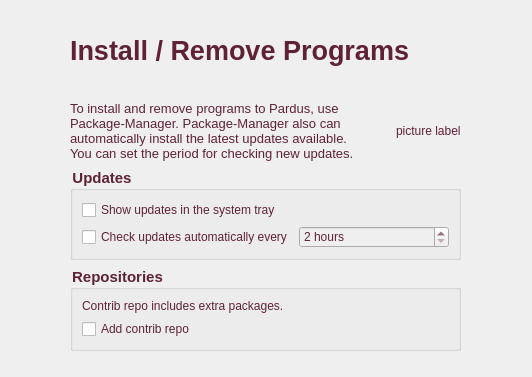
The window that kde/kaptan/src/gui/packageWidget.ui (pars-linux/uludag) describes before a commit, drawn with Qt 5.
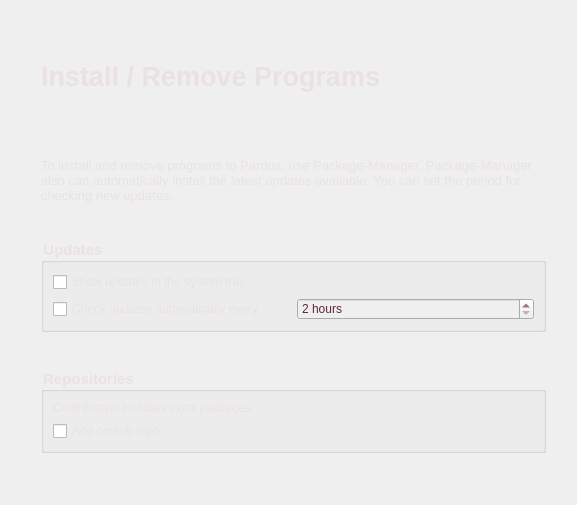
The same window after the commit.

Diff of the .ui file:
```diff
--- a/kde/kaptan/src/gui/packageWidget.ui
+++ b/kde/kaptan/src/gui/packageWidget.ui
@@ -6,8 +6,8 @@
    <rect>
     <x>0</x>
     <y>0</y>
-    <width>532</width>
-    <height>377</height>
+    <width>577</width>
+    <height>505</height>
    </rect>
   </property>
   <property name="windowTitle">
@@ -17,10 +17,16 @@
    <string>color: rgb(95, 34, 52);</string>
   </property>
   <layout class="QGridLayout" name="gridLayout">
-   <item row="4" column="1">
+   <item row="5" column="1">
     <layout class="QVBoxLayout" name="verticalLayout_3">
      <item>
       <widget class="QGroupBox" name="groupBoxUpdates">
+       <property name="sizePolicy">
+        <sizepolicy hsizetype="Expanding" vsizetype="Preferred">
+         <horstretch>0</horstretch>
+         <verstretch>0</verstretch>
+        </sizepolicy>
+       </property>
        <property name="font">
         <font>
          <pointsize>11</pointsize>
@@ -29,7 +35,7 @@
         </font>
        </property>
        <property name="styleSheet">
-        <string notr="true"/>
+        <string notr="true">color: rgb(234, 225, 228);</string>
        </property>
        <property name="title">
         <string>Updates</string>
@@ -62,6 +68,9 @@
             <property name="enabled">
              <bool>false</bool>
             </property>
+            <property name="styleSheet">
+             <string>color: #642437;</string>
+            </property>
             <property name="suffix">
              <string> hours</string>
             </property>
@@ -77,7 +86,7 @@
      </item>
     </layout>
    </item>
-   <item row="6" column="1">
+   <item row="7" column="1">
     <layout class="QVBoxLayout" name="verticalLayout_4">
      <item>
       <widget class="QGroupBox" name="groupBoxRepo">
@@ -89,7 +98,7 @@
         </font>
        </property>
        <property name="styleSheet">
-        <string notr="true"/>
+        <string notr="true">color: rgb(234, 225, 228);</string>
        </property>
        <property name="title">
         <string>Repositories</string>
@@ -141,39 +150,16 @@
 &lt;html&gt;&lt;head&gt;&lt;meta name=&quot;qrichtext&quot; content=&quot;1&quot; /&gt;&lt;style type=&quot;text/css&quot;&gt;
 p, li { white-space: pre-wrap; }
 &lt;/style&gt;&lt;/head&gt;&lt;body style=&quot; font-family:'Sans Serif'; font-size:8pt; font-weight:400; font-style:normal;&quot;&gt;
-&lt;p style=&quot; margin-top:0px; margin-bottom:0px; margin-left:0px; margin-right:0px; -qt-block-indent:0; text-indent:0px;&quot;&gt;&lt;span style=&quot;font-size:10pt; color:#5f2234;&quot;&gt;To install and remove programs to Pardus, use Package-Manager. Package-Manager also can automatically install the latest updates available. You can set the period for checking new updates.&lt;/span&gt;&lt;/p&gt;&lt;/body&gt;&lt;/html&gt;</string>
+&lt;p style=&quot; margin-top:0px; margin-bottom:0px; margin-left:0px; margin-right:0px; -qt-block-indent:0; text-indent:0px;&quot;&gt;&lt;span style=&quot; font-size:10pt; color:#eae1e4;&quot;&gt;To install and remove programs to Pardus, use Package-Manager. Package-Manager also can automatically install the latest updates available. You can set the period for checking new updates.&lt;/span&gt;&lt;/p&gt;&lt;/body&gt;&lt;/html&gt;</string>
        </property>
        <property name="wordWrap">
         <bool>true</bool>
        </property>
       </widget>
      </item>
-     <item>
-      <spacer name="horizontalSpacer_5">
-       <property name="orientation">
-        <enum>Qt::Horizontal</enum>
-       </property>
-       <property name="sizeType">
-        <enum>QSizePolicy::Fixed</enum>
-       </property>
-       <property name="sizeHint" stdset="0">
-        <size>
-         <width>20</width>
-         <height>20</height>
-        </size>
-       </property>
-      </spacer>
-     </item>
-     <item>
-      <widget class="QLabel" name="picturePackage">
-       <property name="text">
-        <string>picture label</string>
-       </property>
-      </widget>
-     </item>
     </layout>
    </item>
-   <item row="4" column="0">
+   <item row="5" column="0">
     <spacer name="horizontalSpacer_3">
      <property name="orientation">
       <enum>Qt::Horizontal</enum>
@@ -183,13 +169,13 @@
      </property>
      <property name="sizeHint" stdset="0">
       <size>
-       <width>20</width>
+       <width>30</width>
        <height>20</height>
       </size>
      </property>
     </spacer>
    </item>
-   <item row="4" column="2">
+   <item row="5" column="2">
     <spacer name="horizontalSpacer_4">
      <property name="orientation">
       <enum>Qt::Horizontal</enum>
@@ -221,7 +207,7 @@
      </property>
     </spacer>
    </item>
-   <item row="8" column="1">
+   <item row="9" column="1">
     <spacer name="verticalSpacer_4">
      <property name="orientation">
       <enum>Qt::Vertical</enum>
@@ -248,7 +234,7 @@
      <property name="sizeHint" stdset="0">
       <size>
        <width>20</width>
-       <height>20</height>
+       <height>50</height>
       </size>
      </property>
     </spacer>
@@ -278,10 +264,46 @@
       <string>color: rgb(95, 34, 52);</string>
      </property>
      <property name="text">
-      <string>Install / Remove Programs</string>
+      <string>&lt;!DOCTYPE HTML PUBLIC &quot;-//W3C//DTD HTML 4.0//EN&quot; &quot;http://www.w3.org/TR/REC-html40/strict.dtd&quot;&gt;
+&lt;html&gt;&lt;head&gt;&lt;meta name=&quot;qrichtext&quot; content=&quot;1&quot; /&gt;&lt;style type=&quot;text/css&quot;&gt;
+p, li { white-space: pre-wrap; }
+&lt;/style&gt;&lt;/head&gt;&lt;body style=&quot; font-family:'Sans Serif'; font-size:20pt; font-weight:600; font-style:normal;&quot;&gt;
+&lt;p style=&quot; margin-top:0px; margin-bottom:0px; margin-left:0px; margin-right:0px; -qt-block-indent:0; text-indent:0px;&quot;&gt;&lt;span style=&quot; color:#eae1e4;&quot;&gt;Install / Remove Programs&lt;/span&gt;&lt;/p&gt;&lt;/body&gt;&lt;/html&gt;</string>
      </property>
     </widget>
    </item>
+   <item row="4" column="1">
+    <spacer name="verticalSpacer_6">
+     <property name="orientation">
+      <enum>Qt::Vertical</enum>
+     </property>
+     <property name="sizeType">
+      <enum>QSizePolicy::Fixed</enum>
+     </property>
+     <property name="sizeHint" stdset="0">
+      <size>
+       <width>20</width>
+       <height>30</height>
+      </size>
+     </property>
+    </spacer>
+   </item>
+   <item row="6" column="1">
+    <spacer name="verticalSpacer_7">
+     <property name="orientation">
+      <enum>Qt::Vertical</enum>
+     </property>
+     <property name="sizeType">
+      <enum>QSizePolicy::Fixed</enum>
+     </property>
+     <property name="sizeHint" stdset="0">
+      <size>
+       <width>20</width>
+       <height>30</height>
+      </size>
+     </property>
+    </spacer>
+   </item>
   </layout>
  </widget>
  <resources/>
```
